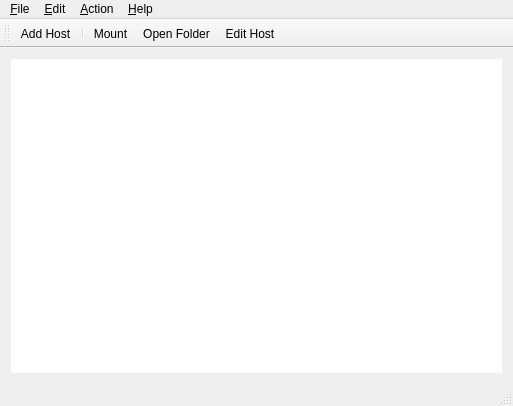
The window that mainwindow.ui (Skycoder42/qsshfs) describes before a commit, drawn with Qt 5.
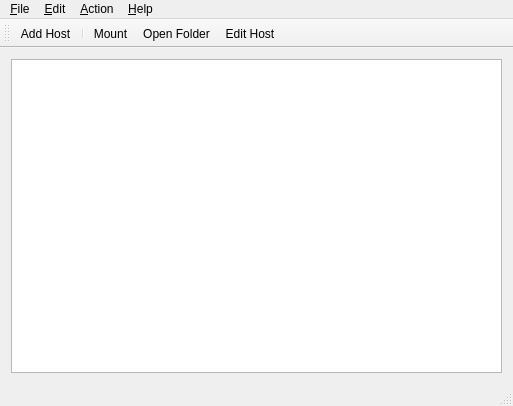
The same window after the commit. Icons and pictures are not drawn.

Diff of the .ui file:
```diff
--- a/mainwindow.ui
+++ b/mainwindow.ui
@@ -23,9 +23,6 @@
    <layout class="QVBoxLayout" name="verticalLayout">
     <item>
      <widget class="QTreeView" name="treeView">
-      <property name="frameShape">
-       <enum>QFrame::NoFrame</enum>
-      </property>
       <property name="editTriggers">
        <set>QAbstractItemView::NoEditTriggers</set>
       </property>
```
Left out of the diff: 30 changed lines with no effect on the pictures.
